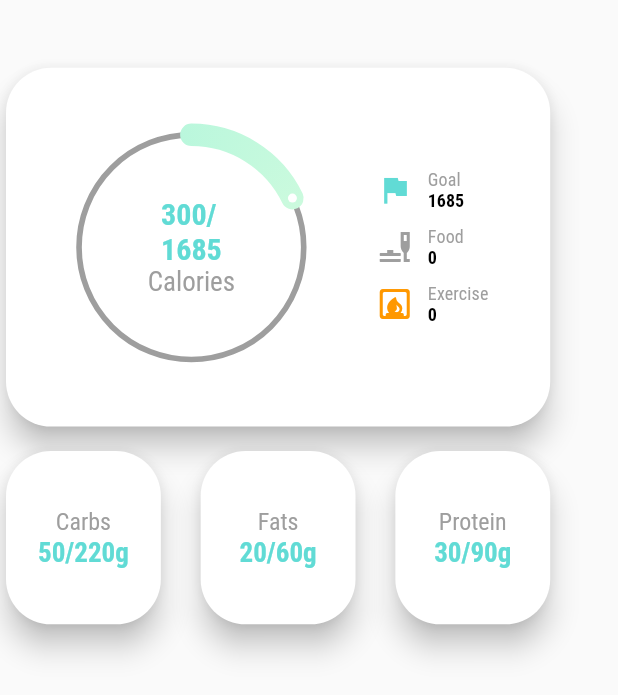
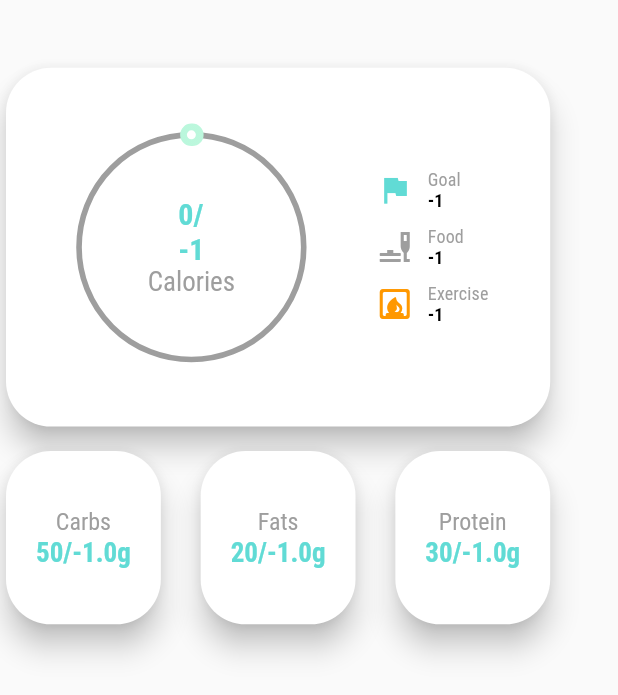
Before and after one commit to youssefrashed1999/ExerDiet-App, a Flutter app: the CaloriesProgressBar widget shown alone on an empty page, opened directly, on a phone screen of 412 x 824 dp. Shown: the top 695 px of the screen. Run offline on Flutter 3.47's test engine with Material 2 defaults, Android fonts, the phone set to English and light mode, and no system bars; drawn by our look-alikes of sleek_circular_slider; our stand-ins replace animated_splash_screen, fluttertoast, group_button, im_stepper, rounded_loading_button, shared_preferences; missing offline and left inert: vertical_weight_slider; accounts and stored records are empty; network calls fail.

Commit message:
Fix issues with LogIn and GetUserInfo()

```diff
--- a/final_project/lib/auth/log_in_screen.dart
+++ b/final_project/lib/auth/log_in_screen.dart
@@ -112,7 +112,7 @@ class _LogInCardState extends State<LogInCard> {
         await prefs.setString(ACCESS_KEY, token.access);
         await prefs.setString(REFRESH_KEY, token.refresh);
         //get user info
-        getUserInfo();
+        await getUserInfo();
         //navigate to home screen
         if (!context.mounted) return;
         Navigator.of(context).pushReplacementNamed(HomePageScreen.routeName);
--- a/final_project/lib/home/calorie_progress_bar.dart
+++ b/final_project/lib/home/calorie_progress_bar.dart
@@ -1,5 +1,7 @@
 import 'package:flutter/material.dart';
 import 'package:sleek_circular_slider/sleek_circular_slider.dart';
+
+import '../models/user.dart';
 
 class CaloriesProgressBar extends StatefulWidget {
   const CaloriesProgressBar({super.key});
@@ -34,6 +36,7 @@ Widget _innerWidget(double value, double max, BuildContext context) {
 }
 
 class _CaloriesProgressBarState extends State<CaloriesProgressBar> {
+  User _user = User.instance;
   @override
   Widget build(BuildContext context) {
     final deviceSize = MediaQuery.of(context).size;
@@ -59,9 +62,11 @@ class _CaloriesProgressBarState extends State<CaloriesProgressBar> {
                   width: deviceSize.width * 0.4,
                   height: deviceSize.height * 0.24,
                   child: SleekCircularSlider(
-                    initialValue: 300,
+                    initialValue:
+                        (_user.caloriesIntakeToday - _user.caloriesBurnedToday)
+                            .toDouble(),
                     min: 0,
-                    max: 1685,
+                    max: _user.dailyCaloriesNeeds.toDouble(),
                     appearance: CircularSliderAppearance(
                       startAngle: 270,
                       angleRange: 360,
@@ -74,8 +79,8 @@ class _CaloriesProgressBarState extends State<CaloriesProgressBar> {
                           hideShadow: true,
                           dotColor: Colors.white),
                     ),
-                    innerWidget: (percentage) =>
-                        _innerWidget(percentage, 1685, context),
+                    innerWidget: (percentage) => _innerWidget(percentage,
+                        _user.dailyCaloriesNeeds.toDouble(), context),
                   ),
                 ),
                 Column(
@@ -97,7 +102,7 @@ class _CaloriesProgressBarState extends State<CaloriesProgressBar> {
                             style: Theme.of(context).textTheme.titleSmall,
                           ),
                           Text(
-                            '1685',
+                            '${_user.dailyCaloriesNeeds}',
                             style: Theme.of(context).textTheme.titleMedium,
                           )
                         ],
@@ -121,7 +126,7 @@ class _CaloriesProgressBarState extends State<CaloriesProgressBar> {
                             style: Theme.of(context).textTheme.titleSmall,
                           ),
                           Text(
-                            '0',
+                            '${_user.caloriesIntakeToday}',
                             style: Theme.of(context).textTheme.titleMedium,
                           )
                         ],
@@ -142,7 +147,7 @@ class _CaloriesProgressBarState extends State<CaloriesProgressBar> {
                             style: Theme.of(context).textTheme.titleSmall,
                           ),
                           Text(
-                            '0',
+                            '${_user.caloriesBurnedToday}',
                             style: Theme.of(context).textTheme.titleMedium,
                           )
                         ],
@@ -184,7 +189,7 @@ class _CaloriesProgressBarState extends State<CaloriesProgressBar> {
                             fontWeight: FontWeight.normal,
                             color: Colors.grey),
                       ),
-                      Text('50/220g',
+                      Text('50/${_user.carbsGrams}g',
                           style: TextStyle(
                               fontFamily: 'RobotoCondensed',
                               fontSize: 18,
@@ -214,7 +219,7 @@ class _CaloriesProgressBarState extends State<CaloriesProgressBar> {
                             fontWeight: FontWeight.normal,
                             color: Colors.grey),
                       ),
-                      Text('20/60g',
+                      Text('20/${_user.fatsGrams}g',
                           style: TextStyle(
                               fontFamily: 'RobotoCondensed',
                               fontSize: 18,
@@ -244,7 +249,7 @@ class _CaloriesProgressBarState extends State<CaloriesProgressBar> {
                             fontWeight: FontWeight.normal,
                             color: Colors.grey),
                       ),
-                      Text('30/90g',
+                      Text('30/${_user.proteinGrams}g',
                           style: TextStyle(
                               fontFamily: 'RobotoCondensed',
                               fontSize: 18,
--- a/final_project/lib/splash_screen.dart
+++ b/final_project/lib/splash_screen.dart
@@ -42,7 +42,7 @@ class _SplashScreenState extends State<SplashScreen> {
           String newAccessKey = jsonDecode(response.body)['access'];
           await prefs.setString(ACCESS_KEY, newAccessKey);
           //get user info
-          getUserInfo();
+          await getUserInfo();
         }
         //refresh key is outdated
         else if (response.statusCode == 401) {
@@ -76,14 +76,14 @@ class _SplashScreenState extends State<SplashScreen> {
         });
       }
     }
-    return const HomePageScreen();
+    return HomePageScreen();
   }
 
   @override
   Widget build(BuildContext context) {
     return AnimatedSplashScreen.withScreenFunction(
       splash: 'assets/images/main_icon.png',
-      duration: 5000,
+      duration: 0,
       screenFunction: _decideRoute,
       splashTransition: SplashTransition.rotationTransition,
       animationDuration: const Duration(seconds: 5),
```
Also changed, not shown: final_project/lib/constants.dart (+6 -1 lines), final_project/lib/home/home_page_screen.dart (+9 -4 lines).
